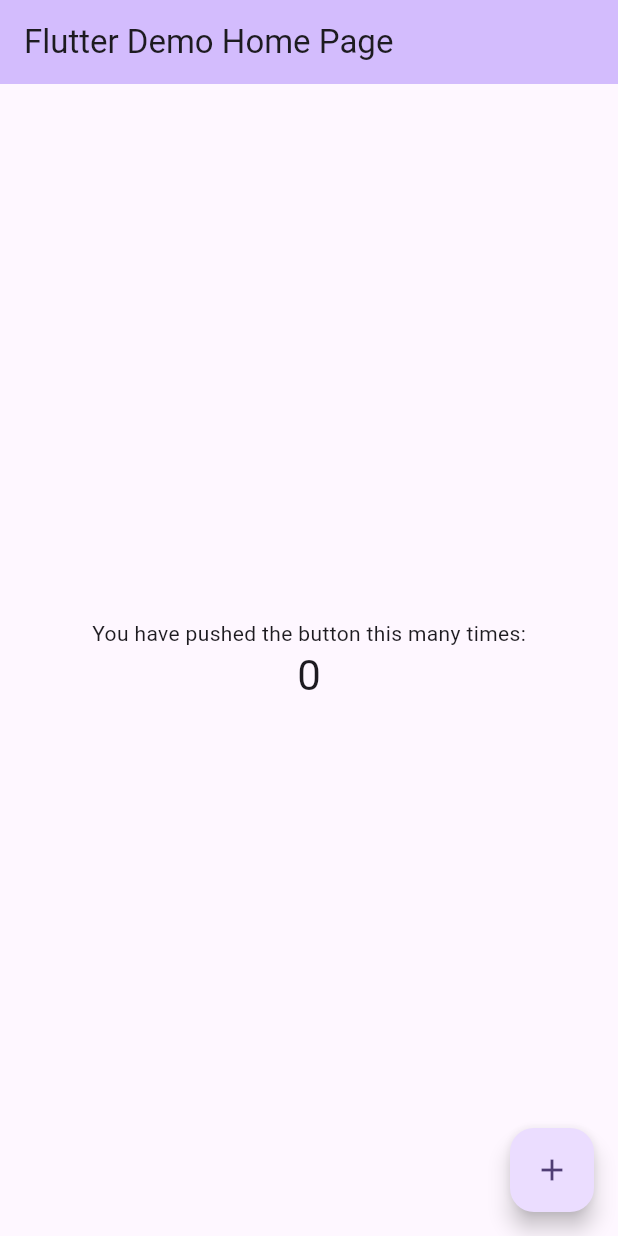
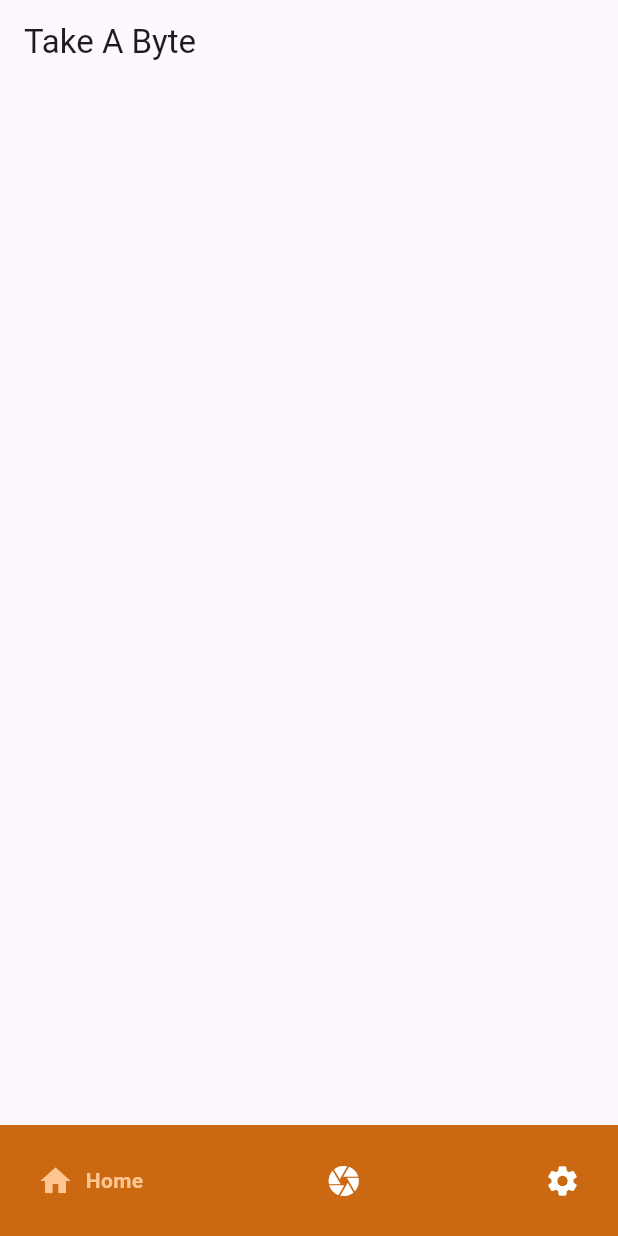
Before and after one commit to aggie-coding-club/Take_a_Byte, a Flutter app: the screen it shows after launch, on a phone screen of 412 x 824 dp. Run offline on Flutter 3.47's test engine with Material 2 defaults, Android fonts, the phone set to English and light mode, and no system bars; drawn by our look-alikes of google_nav_bar; generated files the repository leaves out were written again.

Commit message:
started making pages

```diff
--- a/flutter_skeleton/skeleton_app/lib/main.dart
+++ b/flutter_skeleton/skeleton_app/lib/main.dart
@@ -1,4 +1,5 @@
 import 'package:flutter/material.dart';
+import 'package:skeleton_app/routes/locator_screen.dart';
 
 void main() {
   runApp(const MyApp());
@@ -31,7 +32,11 @@ class MyApp extends StatelessWidget {
         colorScheme: ColorScheme.fromSeed(seedColor: Colors.deepPurple),
         useMaterial3: true,
       ),
-      home: const MyHomePage(title: 'Flutter Demo Home Page'),
+      routes: {
+        //'/camera': (context) => const camera_screen(),
+        '/locator': (context) => const locatorScreen(),
+      },
+      home: const locatorScreen(),
     );
   }
 }
--- /dev/null
+++ b/flutter_skeleton/skeleton_app/lib/routes/camera_screen.dart
@@ -0,0 +1,17 @@
+import 'package:flutter/material.dart';
+import 'package:skeleton_app/routes/footer_menu.dart';
+import 'package:google_nav_bar/google_nav_bar.dart';
+import 'package:skeleton_app/routes/locator_screen.dart';
+
+class cameraScreen extends StatelessWidget {
+  const cameraScreen({Key? key}) : super(key: key);
+
+  @override
+  Widget build(BuildContext context) {
+    return Scaffold(
+      appBar: AppBar(
+        title: Text('camera yes'),
+      ),
+    );
+  }
+}
--- /dev/null
+++ b/flutter_skeleton/skeleton_app/lib/routes/footer_menu.dart
@@ -0,0 +1 @@
+import 'package:flutter/material.dart';
--- /dev/null
+++ b/flutter_skeleton/skeleton_app/lib/routes/locator_screen.dart
@@ -0,0 +1,45 @@
+import 'package:flutter/material.dart';
+import 'package:skeleton_app/routes/footer_menu.dart';
+import 'package:google_nav_bar/google_nav_bar.dart';
+import 'package:skeleton_app/routes/camera_screen.dart';
+
+class locatorScreen extends StatelessWidget {
+  const locatorScreen({Key? key}) : super(key: key);
+
+  @override
+  Widget build(BuildContext context) {
+    return Scaffold(
+      appBar: AppBar(
+        title: Text('Take A Byte'),
+      ),
+      bottomNavigationBar: GNav(
+          color: Colors.white,
+          backgroundColor: Color.fromARGB(255, 203, 104, 18),
+          activeColor: Color.fromARGB(255, 255, 198, 146),
+          gap: 8,
+          tabs: [
+            GButton(
+              icon: Icons.home,
+              text: 'Home',
+            ),
+            GButton(
+              icon: Icons.camera,
+              text: 'Scan Food',
+              onPressed: () {
+                Navigator.push(
+                  context,
+                  MaterialPageRoute(builder: (context) => cameraScreen()),
+                );
+              },
+            ),
+            GButton(
+              icon: Icons.settings,
+              text: 'Settings',
+            ),
+          ]),
+    );
+  }
+}
+
+
+//routes/footer_menu.dart'
--- a/flutter_skeleton/skeleton_app/pubspec.yaml
+++ b/flutter_skeleton/skeleton_app/pubspec.yaml
@@ -28,6 +28,8 @@ environment:
 # the latest version available on pub.dev. To see which dependencies have newer
 # versions available, run `flutter pub outdated`.
 dependencies:
+  google_nav_bar: ^5.0.6
+
   flutter:
     sdk: flutter
 
```
Also changed, not shown: 1 other file.
